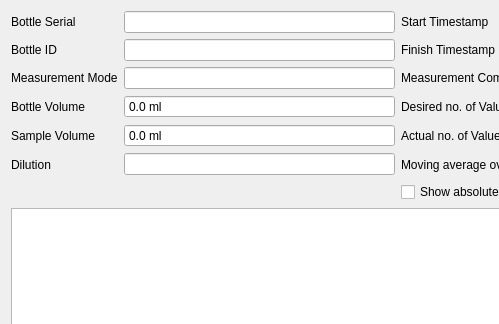
waveform-computing/oxitopped, file oxitopdump/oxitopview/bottle_window.ui: the form before one commit; both pictures show x 0 to 499 and y 0 to 324 of the 816 by 651 pixel window.
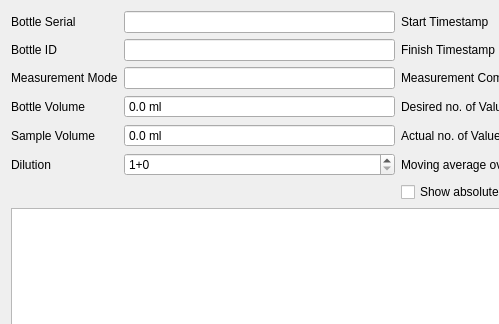
The form after the commit.

The edit to the form file:
```diff
--- a/oxitopdump/oxitopview/bottle_window.ui
+++ b/oxitopdump/oxitopview/bottle_window.ui
@@ -176,9 +176,6 @@
        </property>
       </widget>
      </item>
-     <item row="5" column="1">
-      <widget class="QLineEdit" name="dilution_edit"/>
-     </item>
      <item row="5" column="2">
       <widget class="QLabel" name="average_label">
        <property name="text">
@@ -244,6 +241,13 @@
        </property>
       </widget>
      </item>
+     <item row="5" column="1">
+      <widget class="QSpinBox" name="dilution_spin">
+       <property name="prefix">
+        <string>1+</string>
+       </property>
+      </widget>
+     </item>
     </layout>
    </item>
    <item>
```
Left out of the diff: 13 changed lines with no effect on the pictures.
